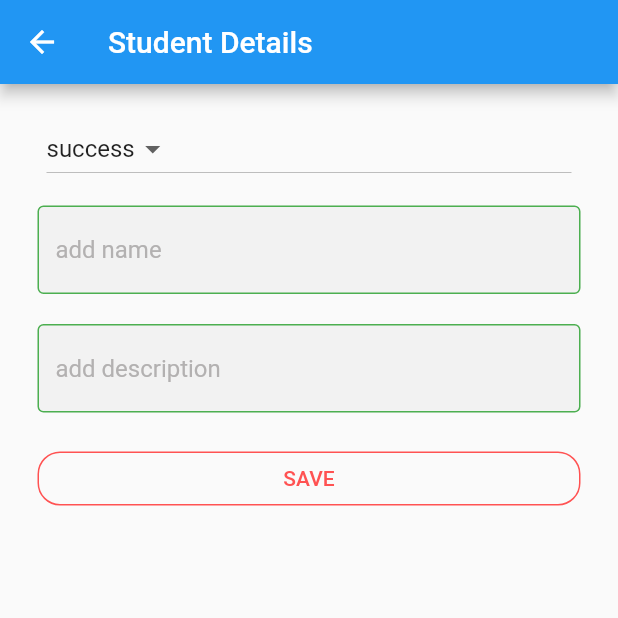
After one commit to AymenSoft/FlutterStudents, a Flutter app: the StudentDetails screen opened directly, on a phone screen of 412 x 824 dp, the top half of it. The commit adds this screen. Run offline on Flutter 3.47's test engine with Material 2 defaults, Android fonts, the phone set to English and light mode, and no system bars.

Commit message:
create student details interface

```diff
--- /dev/null
+++ b/lib/activities/student_details.dart
@@ -0,0 +1,125 @@
+import 'package:flutter/material.dart';
+
+class StudentDetails extends StatefulWidget{
+  @override
+  State<StatefulWidget> createState() {
+    return Student();
+  }
+
+}
+
+class Student extends State<StudentDetails>{
+
+  static var status = ["success", "failed"];
+
+  String studentStatus = "success";
+
+  String name = "";
+  String description = "";
+
+  TextEditingController studentName = TextEditingController();
+  TextEditingController studentDescription = TextEditingController();
+
+  @override
+  Widget build(BuildContext context) {
+    return Scaffold(
+      appBar: AppBar(
+        title: Text("Student Details"),
+      ),
+      body: Padding(
+        padding: EdgeInsets.all(15),
+        child: ListView(
+          children: <Widget>[
+            ListTile(
+              title: DropdownButton(
+                onChanged: (String selectedItem){
+                  setState(() {
+                    studentStatus = selectedItem;
+                  });
+                },
+                items: status.map((String item){
+                  return DropdownMenuItem<String>(
+                    value: item,
+                    child: Text(item),
+                  );
+                }).toList(),
+                value: studentStatus,
+              ),
+            ),
+            Padding(
+              padding: EdgeInsets.all(10),
+              child: TextField(
+                controller: studentName,
+                decoration: textFieldDecoration("add name"),
+                onChanged: (name){
+                  this.name = name;
+                },
+              ),
+            ),
+            Padding(
+              padding: EdgeInsets.all(10),
+              child: TextField(
+                controller: studentDescription,
+                decoration: textFieldDecoration("add description"),
+                onChanged: (description){
+                  this.description = description;
+                },
+              ),
+            ),
+            Padding(
+              padding: EdgeInsets.all(10),
+              child: FlatButton(
+                onPressed: (){
+                  debugPrint("try to save student");
+                },
+                shape: RoundedRectangleBorder(
+                    borderRadius: BorderRadius.circular(15),
+                    side: BorderSide(width: 1, color: Colors.redAccent)
+                ),
+                child: Text(
+                  "SAVE",
+                  style: TextStyle(
+                      color: Colors.redAccent
+                  ),
+                ),
+              ),
+            )
+          ],
+        ),
+      ),
+    );
+  }
+
+  InputDecoration textFieldDecoration(String hintText){
+    return InputDecoration(
+      filled: true,
+      fillColor: Color(0xFFF2F2F2),
+      focusedBorder: OutlineInputBorder(
+        borderRadius: BorderRadius.all(Radius.circular(4)),
+        borderSide: BorderSide(width: 1, color: Colors.red),
+      ),
+      disabledBorder: OutlineInputBorder(
+        borderRadius: BorderRadius.all(Radius.circular(4)),
+        borderSide: BorderSide(width: 1, color: Colors.orange),
+      ),
+      enabledBorder: OutlineInputBorder(
+        borderRadius: BorderRadius.all(Radius.circular(4)),
+        borderSide: BorderSide(width: 1, color: Colors.green),
+      ),
+      border: OutlineInputBorder(
+          borderRadius: BorderRadius.all(Radius.circular(4)),
+          borderSide: BorderSide(
+            width: 1,
+          )),
+      errorBorder: OutlineInputBorder(
+          borderRadius: BorderRadius.all(Radius.circular(4)),
+          borderSide: BorderSide(width: 1, color: Colors.black)),
+      focusedErrorBorder: OutlineInputBorder(
+          borderRadius: BorderRadius.all(Radius.circular(4)),
+          borderSide: BorderSide(width: 1, color: Colors.yellowAccent)),
+      hintText: hintText,
+      hintStyle: TextStyle(fontSize: 16, color: Color(0xFFB3B1B1)),
+    );
+  }
+
+}
--- a/lib/activities/students_list.dart
+++ b/lib/activities/students_list.dart
@@ -19,6 +19,12 @@ class Students extends State<StudentsList>{
         title: Text("Students List"),
       ),
       body: getStudentsList(),
+      floatingActionButton: FloatingActionButton(
+        onPressed: (){
+
+        },
+        child: Icon(Icons.add),
+      ),
     );
   }
 
```
